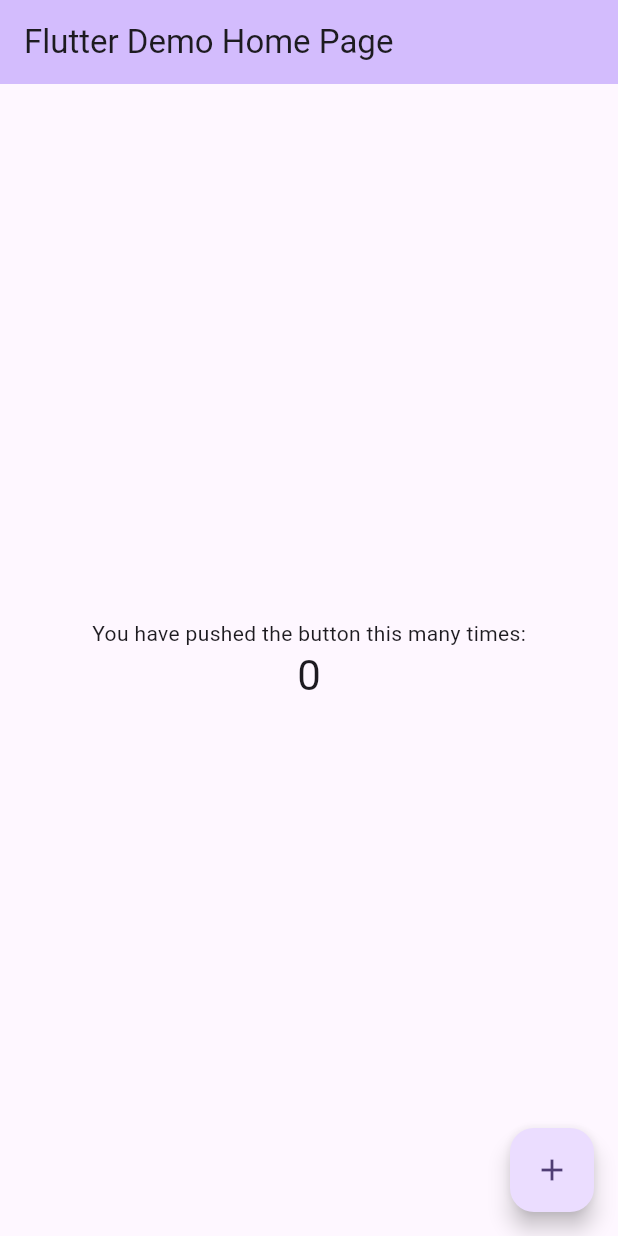
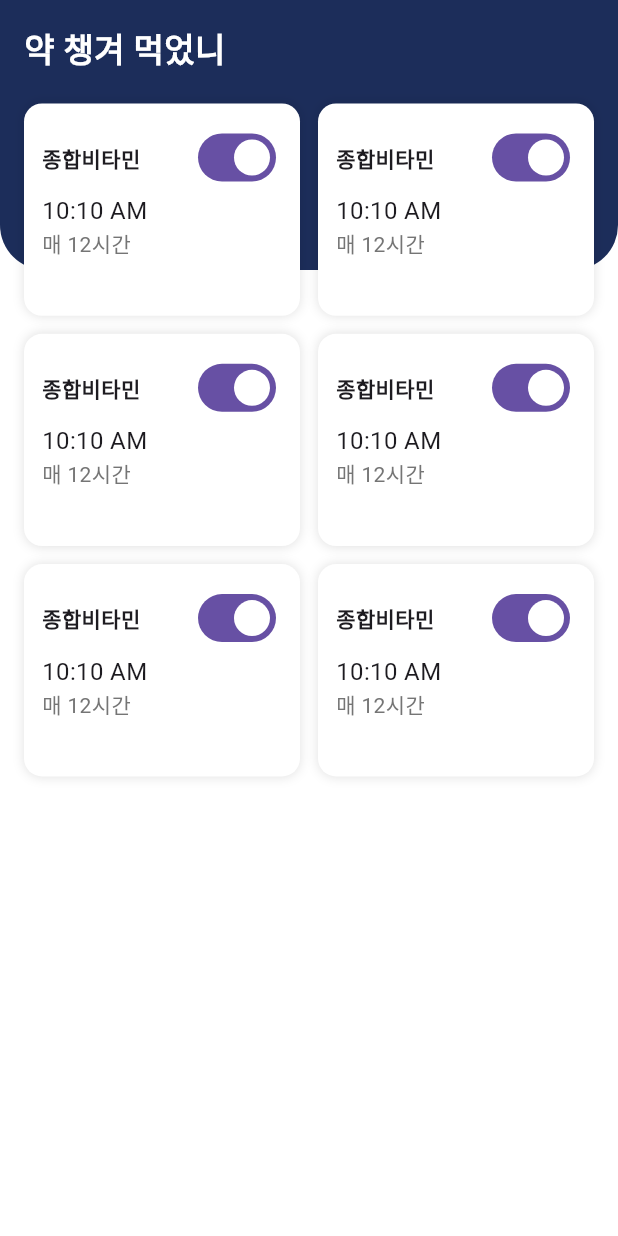
Before and after one commit to SorinnyDev/Take_Your_phills, a Flutter app: the screen it shows after launch, on a phone screen of 412 x 824 dp. Run offline on Flutter 3.47's test engine with Material 3 defaults, Android fonts, the phone set to English and light mode, and no system bars; Roboto replaces fonts that are missing (Pretendard).

Commit message:
스위치 값 변경되게 수정

```diff
--- a/lib/main.dart
+++ b/lib/main.dart
@@ -1,125 +1,228 @@
 import 'package:flutter/material.dart';
 
-void main() {
-  runApp(const MyApp());
-}
+void main() => runApp(MyApp());
 
 class MyApp extends StatelessWidget {
-  const MyApp({super.key});
-
-  // This widget is the root of your application.
   @override
   Widget build(BuildContext context) {
     return MaterialApp(
-      title: 'Flutter Demo',
+      debugShowCheckedModeBanner: false,
       theme: ThemeData(
-        // This is the theme of your application.
-        //
-        // TRY THIS: Try running your application with "flutter run". You'll see
-        // the application has a purple toolbar. Then, without quitting the app,
-        // try changing the seedColor in the colorScheme below to Colors.green
-        // and then invoke "hot reload" (save your changes or press the "hot
-        // reload" button in a Flutter-supported IDE, or press "r" if you used
-        // the command line to start the app).
-        //
-        // Notice that the counter didn't reset back to zero; the application
-        // state is not lost during the reload. To reset the state, use hot
-        // restart instead.
-        //
-        // This works for code too, not just values: Most code changes can be
-        // tested with just a hot reload.
-        colorScheme: ColorScheme.fromSeed(seedColor: Colors.deepPurple),
-        useMaterial3: true,
+        fontFamily: 'Pretendard',
+        primaryColor: Color(0xFF1C2D5A),
       ),
-      home: const MyHomePage(title: 'Flutter Demo Home Page'),
+      home: ReminderListScreen(),
     );
   }
 }
 
-class MyHomePage extends StatefulWidget {
-  const MyHomePage({super.key, required this.title});
-
-  // This widget is the home page of your application. It is stateful, meaning
-  // that it has a State object (defined below) that contains fields that affect
-  // how it looks.
-
-  // This class is the configuration for the state. It holds the values (in this
-  // case the title) provided by the parent (in this case the App widget) and
-  // used by the build method of the State. Fields in a Widget subclass are
-  // always marked "final".
-
-  final String title;
-
-  @override
-  State<MyHomePage> createState() => _MyHomePageState();
-}
-
-class _MyHomePageState extends State<MyHomePage> {
-  int _counter = 0;
-
-  void _incrementCounter() {
-    setState(() {
-      // This call to setState tells the Flutter framework that something has
-      // changed in this State, which causes it to rerun the build method below
-      // so that the display can reflect the updated values. If we changed
-      // _counter without calling setState(), then the build method would not be
-      // called again, and so nothing would appear to happen.
-      _counter++;
-    });
+class ReminderListScreen extends StatelessWidget {
+  void _goToDetail(BuildContext context) {
+    Navigator.push(
+      context,
+      MaterialPageRoute(builder: (_) => ReminderDetailScreen()),
+    );
   }
 
   @override
   Widget build(BuildContext context) {
-    // This method is rerun every time setState is called, for instance as done
-    // by the _incrementCounter method above.
-    //
-    // The Flutter framework has been optimized to make rerunning build methods
-    // fast, so that you can just rebuild anything that needs updating rather
-    // than having to individually change instances of widgets.
     return Scaffold(
-      appBar: AppBar(
-        // TRY THIS: Try changing the color here to a specific color (to
-        // Colors.amber, perhaps?) and trigger a hot reload to see the AppBar
-        // change color while the other colors stay the same.
-        backgroundColor: Theme.of(context).colorScheme.inversePrimary,
-        // Here we take the value from the MyHomePage object that was created by
-        // the App.build method, and use it to set our appbar title.
-        title: Text(widget.title),
+      backgroundColor: Colors.white,
+      body: Stack(
+        children: [
+          Container(
+            height: 180,
+            decoration: BoxDecoration(
+              color: Color(0xFF1C2D5A),
+              borderRadius: BorderRadius.vertical(bottom: Radius.circular(30)),
+            ),
+          ),
+          SafeArea(
+            child: Padding(
+              padding: const EdgeInsets.all(16.0),
+              child: Column(
+                crossAxisAlignment: CrossAxisAlignment.start,
+                children: [
+                  Text('약 챙겨 먹었니', style: TextStyle(color: Colors.white, fontSize: 22, fontWeight: FontWeight.bold)),
+                  SizedBox(height: 20),
+                  Expanded(
+                    child: GridView.count(
+                      crossAxisCount: 2,
+                      childAspectRatio: 1.3,
+                      crossAxisSpacing: 12,
+                      mainAxisSpacing: 12,
+                      children: List.generate(6, (index) => ReminderCard(onTap: () => _goToDetail(context))),
+                    ),
+                  )
+                ],
+              ),
+            ),
+          )
+        ],
       ),
-      body: Center(
-        // Center is a layout widget. It takes a single child and positions it
-        // in the middle of the parent.
+    );
+  }
+}
+
+class ReminderCard extends StatefulWidget {
+  final VoidCallback onTap;
+
+  ReminderCard({required this.onTap});
+
+  @override
+  State<ReminderCard> createState() => _ReminderCardState();
+}
+
+class _ReminderCardState extends State<ReminderCard> {
+  bool isEnabled = true;
+
+  @override
+  Widget build(BuildContext context) {
+    return GestureDetector(
+      onTap: widget.onTap,
+      child: Container(
+        padding: EdgeInsets.all(12),
+        decoration: BoxDecoration(
+          color: Colors.white,
+          borderRadius: BorderRadius.circular(12),
+          boxShadow: [BoxShadow(color: Colors.black12, blurRadius: 6)],
+        ),
         child: Column(
-          // Column is also a layout widget. It takes a list of children and
-          // arranges them vertically. By default, it sizes itself to fit its
-          // children horizontally, and tries to be as tall as its parent.
-          //
-          // Column has various properties to control how it sizes itself and
-          // how it positions its children. Here we use mainAxisAlignment to
-          // center the children vertically; the main axis here is the vertical
-          // axis because Columns are vertical (the cross axis would be
-          // horizontal).
-          //
-          // TRY THIS: Invoke "debug painting" (choose the "Toggle Debug Paint"
-          // action in the IDE, or press "p" in the console), to see the
-          // wireframe for each widget.
-          mainAxisAlignment: MainAxisAlignment.center,
-          children: <Widget>[
-            const Text(
-              'You have pushed the button this many times:',
+          crossAxisAlignment: CrossAxisAlignment.start,
+          children: [
+            Row(
+              children: [
+                Text('종합비타민', style: TextStyle(fontWeight: FontWeight.bold)),
+                Spacer(),
+                Switch(
+                  value: isEnabled,
+                  onChanged: (value) {
+                    setState(() {
+                      isEnabled = value;
+                    });
+                  }
+                ),
+              ],
             ),
-            Text(
-              '$_counter',
-              style: Theme.of(context).textTheme.headlineMedium,
-            ),
+            Text('10:10 AM', style: TextStyle(fontSize: 16)),
+            Text('매 12시간', style: TextStyle(color: Colors.grey[600]))
           ],
         ),
       ),
-      floatingActionButton: FloatingActionButton(
-        onPressed: _incrementCounter,
-        tooltip: 'Increment',
-        child: const Icon(Icons.add),
-      ), // This trailing comma makes auto-formatting nicer for build methods.
     );
   }
 }
+
+class ReminderDetailScreen extends StatefulWidget {
+  @override
+  State<ReminderDetailScreen> createState() => _ReminderDetailScreenState();
+}
+
+class _ReminderDetailScreenState extends State<ReminderDetailScreen> {
+  String amPm = 'AM';
+  int hour = 10;
+  int minute = 10;
+  int repeatHour = 10;
+  int repeatMinute = 10;
+  bool isEnabled = true;
+  TextEditingController titleController = TextEditingController();
+
+  List<int> hourList = List.generate(12, (i) => i + 1);
+  List<int> minuteList = List.generate(60, (i) => i);
+
+  @override
+  Widget build(BuildContext context) {
+    return Scaffold(
+      backgroundColor: Colors.white,
+      appBar: AppBar(
+        backgroundColor: Colors.transparent,
+        elevation: 0,
+        iconTheme: IconThemeData(color: Colors.black),
+      ),
+      body: Padding(
+        padding: const EdgeInsets.all(24.0),
+        child: Column(
+          crossAxisAlignment: CrossAxisAlignment.start,
+          children: [
+            Center(
+              child: Text('알림 생성', style: TextStyle(fontSize: 20, fontWeight: FontWeight.bold)),
+            ),
+            SizedBox(height: 24),
+            Text('알림 시간', style: TextStyle(fontWeight: FontWeight.bold)),
+            Row(
+              children: [
+                DropdownButton<String>(
+                  value: amPm,
+                  items: ['AM', 'PM'].map((val) => DropdownMenuItem(value: val, child: Text(val))).toList(),
+                  onChanged: (val) => setState(() => amPm = val!),
+                ),
+                SizedBox(width: 12),
+                DropdownButton<int>(
+                  value: hour,
+                  items: hourList.map((val) => DropdownMenuItem(value: val, child: Text(val.toString()))).toList(),
+                  onChanged: (val) => setState(() => hour = val!),
+                ),
+                SizedBox(width: 12),
+                DropdownButton<int>(
+                  value: minute,
+                  items: minuteList.map((val) => DropdownMenuItem(value: val, child: Text(val.toString().padLeft(2, '0')))).toList(),
+                  onChanged: (val) => setState(() => minute = val!),
+                ),
+              ],
+            ),
+            SizedBox(height: 16),
+            Text('반복 간격', style: TextStyle(fontWeight: FontWeight.bold)),
+            Row(
+              children: [
+                DropdownButton<int>(
+                  value: repeatHour,
+                  items: hourList.map((val) => DropdownMenuItem(value: val, child: Text(val.toString()))).toList(),
+                  onChanged: (val) => setState(() => repeatHour = val!),
+                ),
+                SizedBox(width: 12),
+                DropdownButton<int>(
+                  value: repeatMinute,
+                  items: minuteList.map((val) => DropdownMenuItem(value: val, child: Text(val.toString().padLeft(2, '0')))).toList(),
+                  onChanged: (val) => setState(() => repeatMinute = val!),
+                ),
+                SizedBox(width: 8),
+                Text('마다')
+              ],
+            ),
+            SizedBox(height: 16),
+            Row(
+              mainAxisAlignment: MainAxisAlignment.spaceBetween,
+              children: [
+                Text('알림 활성화', style: TextStyle(fontWeight: FontWeight.bold)),
+                Switch(value: isEnabled, onChanged: (val) => setState(() => isEnabled = val)),
+              ],
+            ),
+            TextField(
+              controller: titleController,
+              decoration: InputDecoration(hintText: '알림 제목', border: OutlineInputBorder(borderRadius: BorderRadius.circular(8))),
+            ),
+            SizedBox(height: 24),
+            Row(
+              children: [
+                Expanded(
+                  child: OutlinedButton(
+                    onPressed: () => Navigator.pop(context),
+                    child: Text('취소'),
+                  ),
+                ),
+                SizedBox(width: 12),
+                Expanded(
+                  child: ElevatedButton(
+                    style: ElevatedButton.styleFrom(backgroundColor: Color(0xFF1C2D5A)),
+                    onPressed: () {},
+                    child: Text('저장'),
+                  ),
+                ),
+              ],
+            )
+          ],
+        ),
+      ),
+    );
+  }
+}
```
Also changed, not shown: 1 other file.
